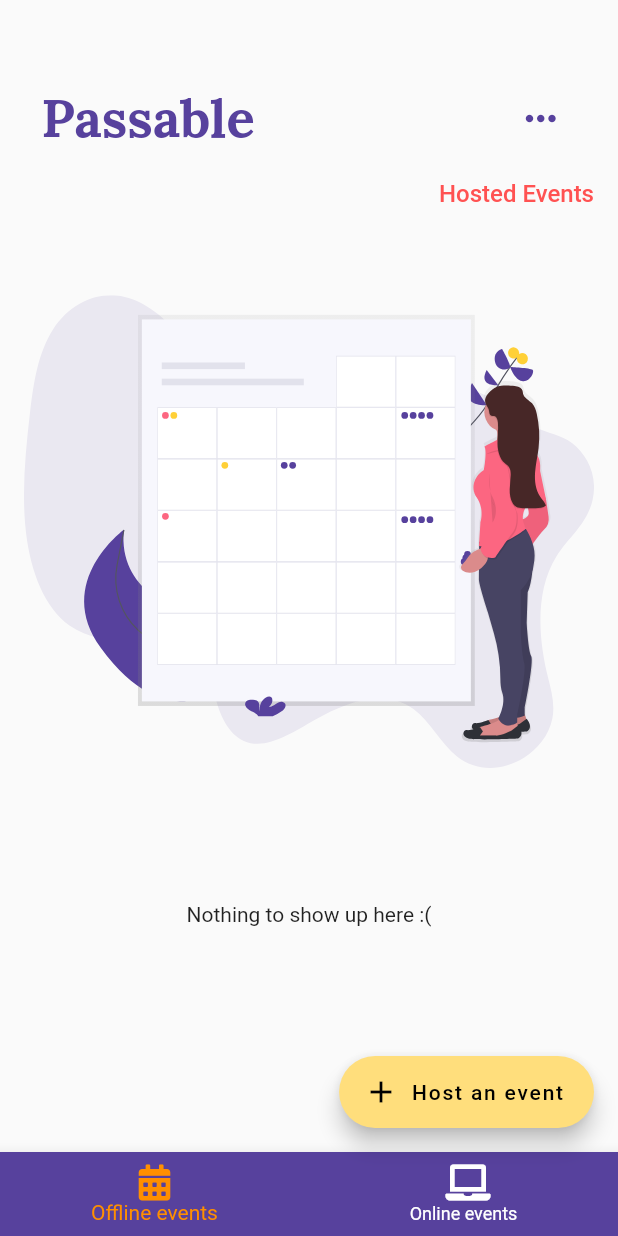
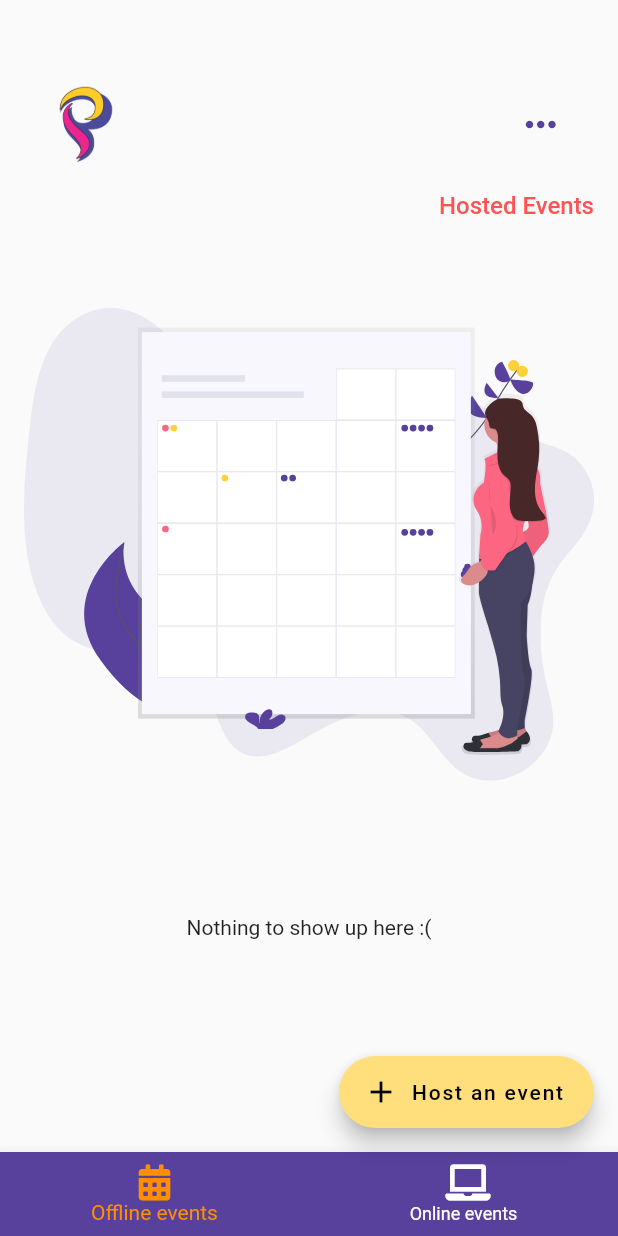
Before and after one commit to AniketSindhu/Passable_host, a Flutter app: the HomePage screen opened by its route, on a phone screen of 412 x 824 dp. Run offline on Flutter 3.47's test engine with Material 2 defaults, Android fonts, the phone set to English and light mode, and no system bars; our stand-ins replace cached_network_image, cloud_firestore, confetti, firebase_auth, firebase_storage, flutter_datetime_picker and 18 more; missing offline and left inert: flutter_barcode_scanner, flutter_config, flutter_share, flutter_show_more, geoflutterfire, google_maps_place_picker and 5 more; accounts and stored records are empty.

Commit message:
bug fixes

```diff
--- a/lib/HomePage.dart
+++ b/lib/HomePage.dart
@@ -85,14 +85,7 @@ class _HomePageState extends State<HomePage> {
             child: Row(
               mainAxisAlignment: MainAxisAlignment.spaceBetween,
               children: [
-                RichText(
-                   text: TextSpan(
-                     children:<TextSpan>[
-                      TextSpan(text:"Pass",style:GoogleFonts.lora(textStyle:TextStyle(color: AppColors.primary,fontSize:35,fontWeight: FontWeight.bold))),
-                      TextSpan(text:"able",style:GoogleFonts.lora(textStyle:TextStyle(color: AppColors.primary,fontSize:35,fontWeight: FontWeight.bold))),
-                    ]
-                  )
-                ),
+                Image.asset('assets/logo.png',width: 60,),
                 PopupMenuButton(
                   icon:Icon(Icons.more_horiz,color: AppColors.primary,size:30),
                   color: AppColors.primary,
--- a/lib/models/user.dart
+++ b/lib/models/user.dart
@@ -4,6 +4,7 @@ class User{
   String name;
   String email;
   String phone;
+
   User({this.email,this.name,this.phone,this.uid});
 
   factory User.fromDocument(DocumentSnapshot doc){
--- a/lib/userInfo.dart
+++ b/lib/userInfo.dart
@@ -98,7 +98,7 @@ class _UserInfoPageState extends State<UserInfoPage> {
                 icon: Icon(Icons.person),
                 hint: 'Enter your full name',
                 controller: _nameController,
-                number: true,
+                number: false,
                 maxLines: 1,
               ):Container(),
               SizedBox(height:30),
```
